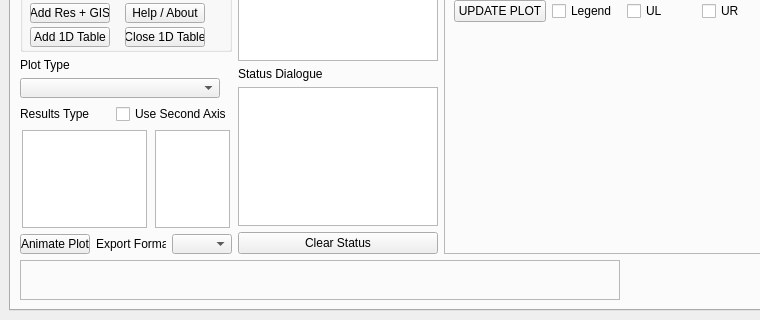
First picture: the form in forms/ui_tuflowqgis_TuPlot.ui, repository EllisSymons/forUKOffice, before the edit; both pictures show x 0 to 760 and y 276 to 596 of the 952 by 596 pixel window.
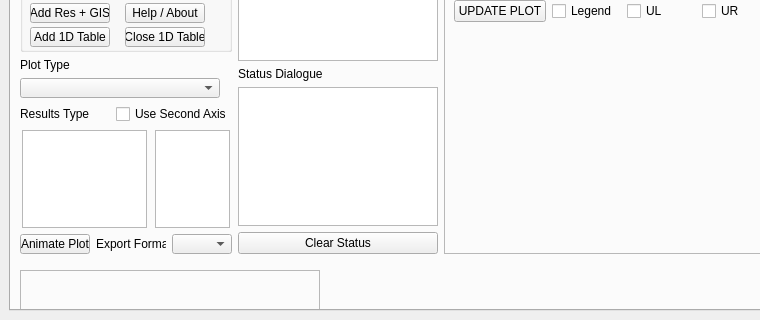
Second picture: the form after the edit.

Diff of the .ui file:
```diff
--- a/forms/ui_tuflowqgis_TuPlot.ui
+++ b/forms/ui_tuflowqgis_TuPlot.ui
@@ -640,14 +640,14 @@
           </property>
           <property name="minimumSize">
            <size>
-            <width>600</width>
+            <width>300</width>
             <height>40</height>
            </size>
           </property>
           <property name="maximumSize">
            <size>
             <width>16777215</width>
-            <height>40</height>
+            <height>20</height>
            </size>
           </property>
           <property name="frameShape">
```
Left out of the diff: 62 changed lines with no effect on the pictures.
